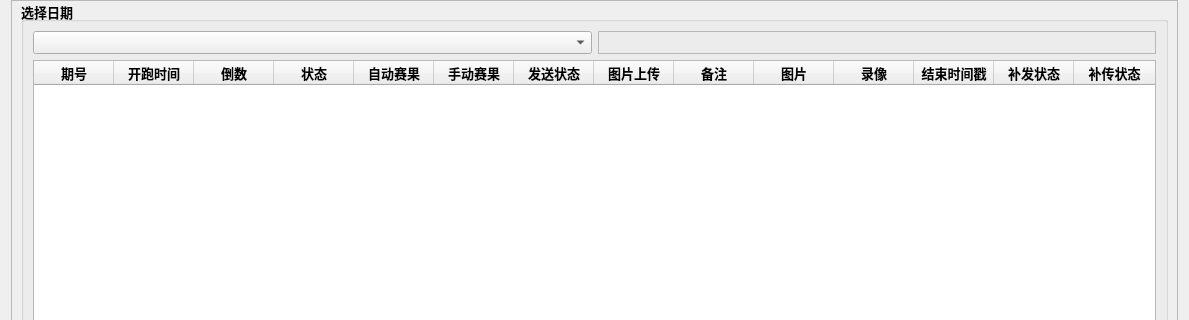
The window that kaj789_Ui.ui (zzw168/MainCtl) describes before a commit, drawn with Qt 5; both pictures show x 0 to 1189 and y 0 to 320 of the 1189 by 651 pixel window.
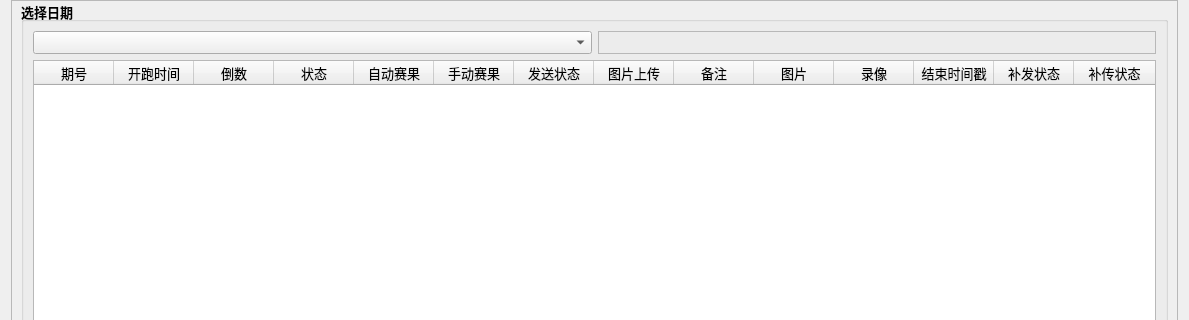
The same window after the commit.

Diff of the .ui file:
```diff
--- a/kaj789_Ui.ui
+++ b/kaj789_Ui.ui
@@ -111,6 +111,12 @@
          </item>
          <item row="1" column="0" colspan="2">
           <widget class="QTableWidget" name="tableWidget_Results">
+           <property name="font">
+            <font>
+             <pointsize>10</pointsize>
+             <bold>false</bold>
+            </font>
+           </property>
            <property name="selectionBehavior">
             <enum>QAbstractItemView::SelectionBehavior::SelectRows</enum>
            </property>
```
